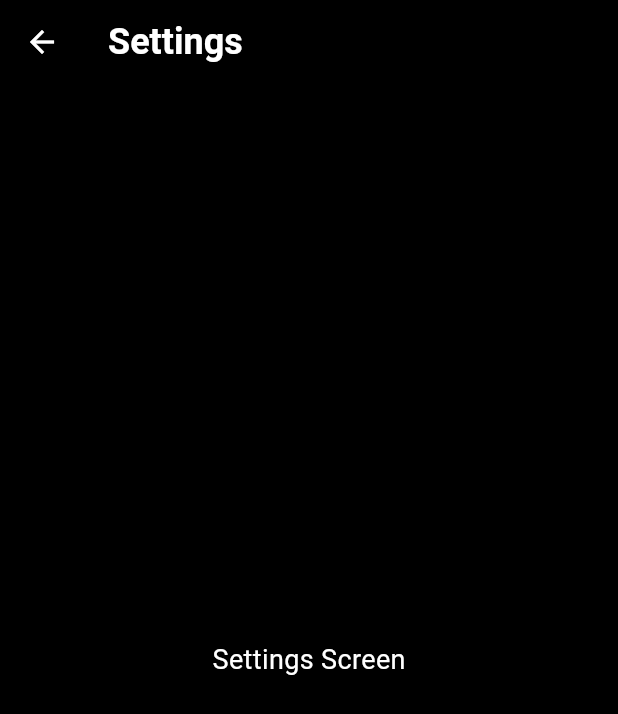
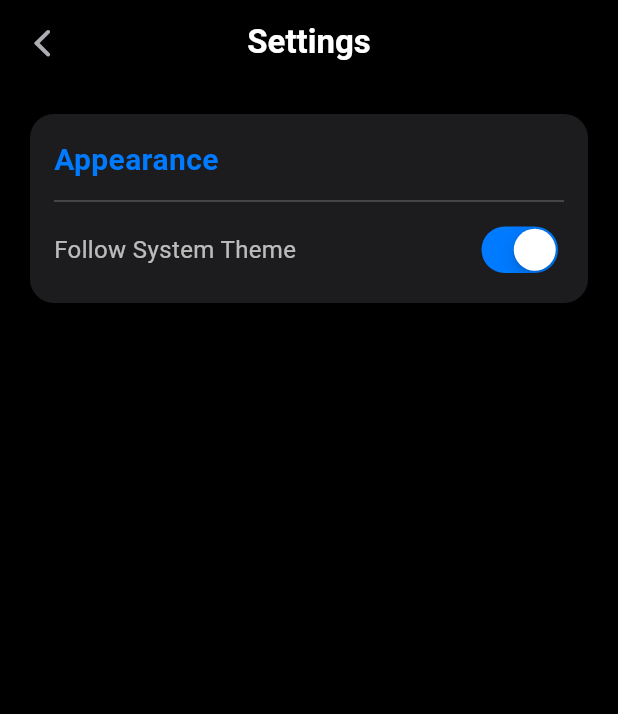
Before and after one commit to akash-kabir/EduMateApp-FrontEnd, a Flutter app: the SettingsScreen screen opened directly, on a phone screen of 412 x 824 dp. Shown: the top 714 px of the screen. Run offline on Flutter 3.47's test engine with Material 3 defaults, Android fonts, the light colour scheme and no system bars; Roboto replaces fonts that are missing (Poppins).

Commit message:
Setting Page

```diff
--- a/lib/screens/menu/settings_screen.dart
+++ b/lib/screens/menu/settings_screen.dart
@@ -1,7 +1,20 @@
+import 'package:edumate/widgets/appearance_card.dart';
+import 'package:flutter/cupertino.dart';
 import 'package:flutter/material.dart';
 
-class SettingsScreen extends StatelessWidget {
+
+enum AppThemeMode { light, dark }
+
+class SettingsScreen extends StatefulWidget {
   const SettingsScreen({super.key});
+
+  @override
+  State<SettingsScreen> createState() => _SettingsScreenState();
+}
+
+class _SettingsScreenState extends State<SettingsScreen> {
+  bool _followSystemTheme = true;
+  AppThemeMode _selectedTheme = AppThemeMode.light;
 
   @override
   Widget build(BuildContext context) {
@@ -9,16 +22,43 @@ class SettingsScreen extends StatelessWidget {
       backgroundColor: Colors.black,
       appBar: AppBar(
         backgroundColor: Colors.black.withOpacity(0.9),
+        centerTitle: true,
         title: const Text(
-          'Settings',
-          style: TextStyle(color: Colors.white),
+          "Settings",
+          style: TextStyle(
+            fontWeight: FontWeight.w600,
+            fontSize: 22,
+            fontFamily: 'Poppins',
+            color: Colors.white,
+          ),
         ),
-        iconTheme: const IconThemeData(color: Colors.white),
+        leading: IconButton(
+          icon: const Icon(
+            CupertinoIcons.chevron_back,
+            color: CupertinoColors.systemGrey2,
+            size: 28,
+          ),
+          onPressed: () => Navigator.pop(context),
+        ),
       ),
-      body: const Center(
-        child: Text(
-          'Settings Screen',
-          style: TextStyle(color: Colors.white, fontSize: 18),
+      body: SafeArea(
+        child: SingleChildScrollView(
+          padding: const EdgeInsets.all(16.0),
+          child: AppearanceCard(
+            followSystemTheme: _followSystemTheme,
+            selectedTheme: _selectedTheme,
+            onSystemThemeChanged: (val) {
+              setState(() {
+                _followSystemTheme = val;
+              });
+            },
+            onThemeSelected: (mode) {
+              setState(() {
+                _selectedTheme = mode;
+                // TODO: Apply theme dynamically
+              });
+            },
+          ),
         ),
       ),
     );
--- a/lib/theme/app_theme.dart
+++ b/lib/theme/app_theme.dart
@@ -25,4 +25,29 @@ class AppTheme {
     ),
     iconTheme: const IconThemeData(color: Colors.white),
   );
+
+  static final ThemeData lightTheme = ThemeData(
+    brightness: Brightness.light,
+    scaffoldBackgroundColor: Colors.white,
+    fontFamily: 'Poppins',
+    textTheme: const TextTheme(
+      bodyMedium: TextStyle(color: Colors.black),
+      bodyLarge: TextStyle(color: Colors.black),
+    ),
+    appBarTheme: const AppBarTheme(
+      backgroundColor: Colors.white,
+      elevation: 0,
+      titleTextStyle: TextStyle(
+        color: Colors.black,
+        fontSize: 24,
+        fontWeight: FontWeight.bold,
+      ),
+      iconTheme: IconThemeData(color: Colors.black),
+    ),
+    colorScheme: const ColorScheme.light(
+      primary: Color(0xFF007AFF),
+      secondary: Colors.grey,
+    ),
+    iconTheme: const IconThemeData(color: Colors.black),
+  );
 }
--- /dev/null
+++ b/lib/widgets/appearance_card.dart
@@ -0,0 +1,84 @@
+import 'package:edumate/screens/menu/settings_screen.dart';
+import 'package:flutter/cupertino.dart';
+import 'package:flutter/material.dart';
+
+import 'theme_option.dart';
+
+class AppearanceCard extends StatelessWidget {
+  final bool followSystemTheme;
+  final AppThemeMode selectedTheme;
+  final ValueChanged<bool> onSystemThemeChanged;
+  final ValueChanged<AppThemeMode> onThemeSelected;
+
+  const AppearanceCard({
+    super.key,
+    required this.followSystemTheme,
+    required this.selectedTheme,
+    required this.onSystemThemeChanged,
+    required this.onThemeSelected,
+  });
+
+  @override
+  Widget build(BuildContext context) {
+    return Card(
+      color: const Color(0xFF1C1C1E),
+      shape: RoundedRectangleBorder(borderRadius: BorderRadius.circular(16)),
+      elevation: 4,
+      child: Padding(
+        padding: const EdgeInsets.all(16.0),
+        child: Column(
+          crossAxisAlignment: CrossAxisAlignment.start,
+          children: [
+            const Text(
+              "Appearance",
+              style: TextStyle(
+                fontSize: 20,
+                fontWeight: FontWeight.bold,
+                color: CupertinoColors.activeBlue,
+              ),
+            ),
+            const SizedBox(height: 12),
+            const Divider(height: 2, thickness: 1, color: Colors.white24),
+            const SizedBox(height: 12),
+            Row(
+              mainAxisAlignment: MainAxisAlignment.spaceBetween,
+              children: [
+                const Text(
+                  "Follow System Theme",
+                  style: TextStyle(fontSize: 16, color: Colors.white70),
+                ),
+                CupertinoSwitch(
+                  value: followSystemTheme,
+                  activeColor: CupertinoColors.activeBlue,
+                  onChanged: onSystemThemeChanged,
+                ),
+              ],
+            ),
+            if (!followSystemTheme) ...[
+              const SizedBox(height: 16),
+              Row(
+                mainAxisAlignment: MainAxisAlignment.spaceAround,
+                children: [
+                  ThemeOption(
+                    mode: AppThemeMode.light,
+                    selectedTheme: selectedTheme,
+                    imagePath: "assets/github.png",
+                    label: "Light",
+                    onSelected: onThemeSelected,
+                  ),
+                  ThemeOption(
+                    mode: AppThemeMode.dark,
+                    selectedTheme: selectedTheme,
+                    imagePath: "assets/github.png",
+                    label: "Dark",
+                    onSelected: onThemeSelected,
+                  ),
+                ],
+              ),
+            ],
+          ],
+        ),
+      ),
+    );
+  }
+}
```
Also changed, not shown: lib/screens/menu/about_screen.dart (+7 -19 lines), lib/widgets/theme_option.dart (added, +55 -0 lines).
